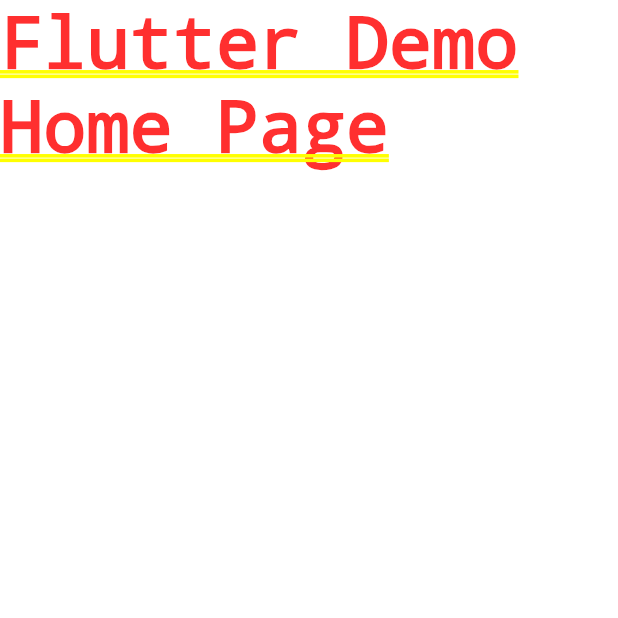
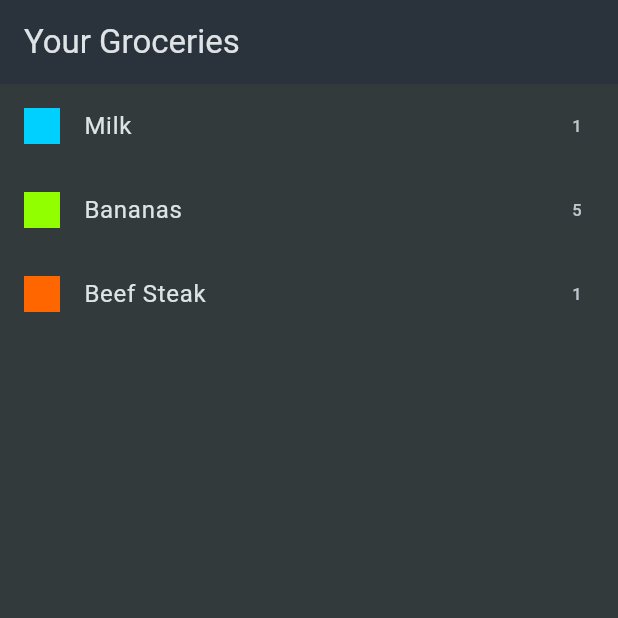
Before and after one commit to dlipkumar77/shopping_list, a Flutter app: the screen it shows after launch, on a phone screen of 412 x 824 dp, the top half of it. Run offline on Flutter 3.47's test engine with Material 3 defaults, Android fonts, the phone set to English and light mode, and no system bars.

Commit message:
basic home page design

```diff
--- a/lib/main.dart
+++ b/lib/main.dart
@@ -1,4 +1,5 @@
 import 'package:flutter/material.dart';
+import '/widgets/grocery_list.dart';
 
 void main() {
   runApp(const MyApp());
@@ -19,7 +20,7 @@ class MyApp extends StatelessWidget {
         ),
         scaffoldBackgroundColor: const Color.fromARGB(255, 50, 58, 60),
       ),
-      home: const Text('Flutter Demo Home Page'),
+      home: GroceryList(),
     );
   }
 }
--- /dev/null
+++ b/lib/widgets/grocery_list.dart
@@ -0,0 +1,28 @@
+import 'package:flutter/material.dart';
+import '/data/dummy_items.dart';
+
+class GroceryList extends StatelessWidget {
+  const GroceryList({super.key});
+  @override
+  Widget build(BuildContext context) {
+    return Scaffold(
+      appBar: AppBar(
+        title: Text('Your Groceries'),
+      ),
+      body: ListView.builder(
+        itemCount: groceryItems.length,
+        itemBuilder: (ctx, index) => ListTile(
+          title: Text(groceryItems[index].name),
+          leading: Container(
+            width: 24,
+            height: 24,
+            color: groceryItems[index].category.color,
+          ),
+          trailing: Text(
+            groceryItems[index].quantity.toString(),
+          ),
+        ),
+      ),
+    );
+  }
+}
```
